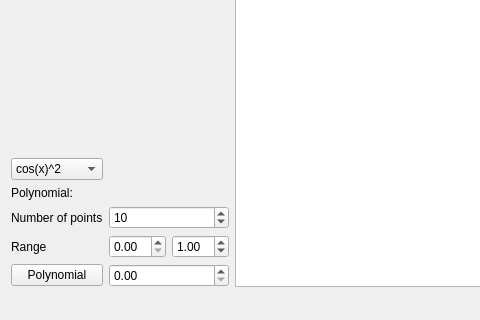
arjaz/qt-approximation-tool, file mainwindow.ui: the form before one commit; both pictures show x 0 to 480 and y 330 to 650 of the 1051 by 650 pixel window.
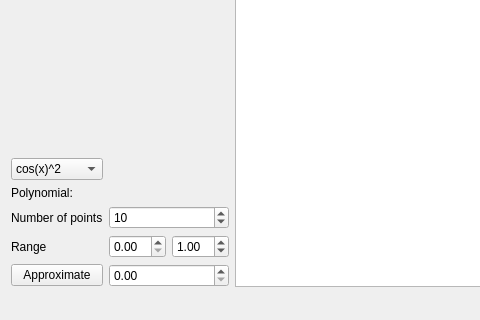
The form after the commit. Custom widgets are drawn as their Qt base class.

```diff
--- a/mainwindow.ui
+++ b/mainwindow.ui
@@ -120,7 +120,7 @@
       <item row="5" column="0">
        <widget class="QPushButton" name="pushButton_polynomial">
         <property name="text">
-         <string>Polynomial</string>
+         <string>Approximate</string>
         </property>
        </widget>
       </item>
```
